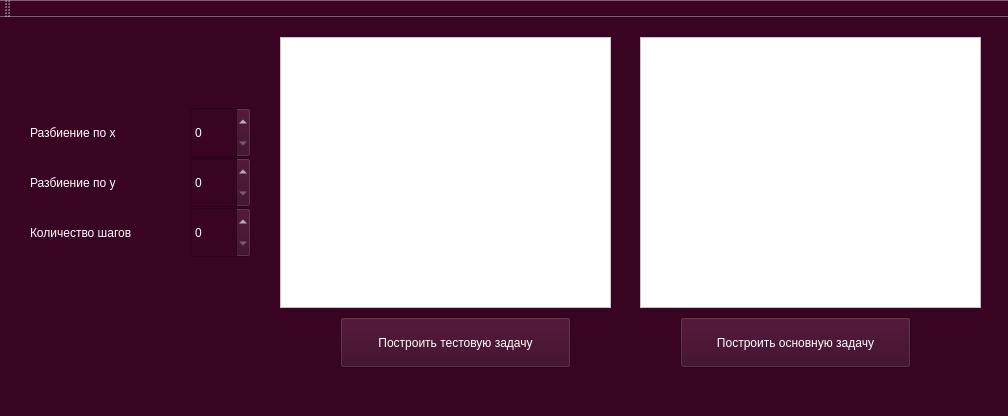
Above: Zeydal/mainwindow.ui from 381706-1Mityagina/Numerical-methods before the change. Below: the same form after it.
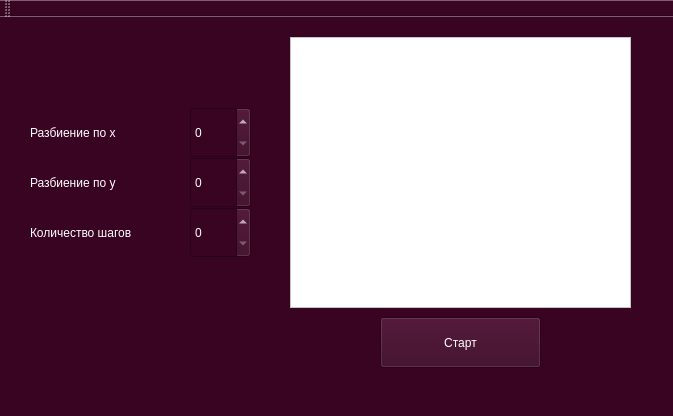
That is the form after the change.

Commit message: Less is more.

The edit to the form file:
```diff
--- a/Zeydal/mainwindow.ui
+++ b/Zeydal/mainwindow.ui
@@ -6,7 +6,7 @@
    <rect>
     <x>0</x>
     <y>0</y>
-    <width>1008</width>
+    <width>673</width>
     <height>416</height>
    </rect>
   </property>
@@ -1488,224 +1488,12 @@
      <number>100000</number>
     </property>
    </widget>
-   <widget class="QPushButton" name="pushButton">
-    <property name="geometry">
-     <rect>
-      <x>340</x>
-      <y>300</y>
-      <width>231</width>
-      <height>51</height>
-     </rect>
-    </property>
-    <property name="palette">
-     <palette>
-      <active>
-       <colorrole role="WindowText">
-        <brush brushstyle="SolidPattern">
-         <color alpha="255">
-          <red>255</red>
-          <green>255</green>
-          <blue>255</blue>
-         </color>
-        </brush>
-       </colorrole>
-       <colorrole role="Button">
-        <brush brushstyle="SolidPattern">
-         <color alpha="255">
-          <red>57</red>
-          <green>4</green>
-          <blue>34</blue>
-         </color>
-        </brush>
-       </colorrole>
-       <colorrole role="Text">
-        <brush brushstyle="SolidPattern">
-         <color alpha="255">
-          <red>255</red>
-          <green>255</green>
-          <blue>255</blue>
-         </color>
-        </brush>
-       </colorrole>
-       <colorrole role="ButtonText">
-        <brush brushstyle="SolidPattern">
-         <color alpha="255">
-          <red>255</red>
-          <green>255</green>
-          <blue>255</blue>
-         </color>
-        </brush>
-       </colorrole>
-       <colorrole role="Base">
-        <brush brushstyle="SolidPattern">
-         <color alpha="255">
-          <red>57</red>
-          <green>4</green>
-          <blue>34</blue>
-         </color>
-        </brush>
-       </colorrole>
-       <colorrole role="Window">
-        <brush brushstyle="SolidPattern">
-         <color alpha="255">
-          <red>57</red>
-          <green>4</green>
-          <blue>34</blue>
-         </color>
-        </brush>
-       </colorrole>
-       <colorrole role="ToolTipText">
-        <brush brushstyle="SolidPattern">
-         <color alpha="255">
-          <red>255</red>
-          <green>255</green>
-          <blue>255</blue>
-         </color>
-        </brush>
-       </colorrole>
-      </active>
-      <inactive>
-       <colorrole role="WindowText">
-        <brush brushstyle="SolidPattern">
-         <color alpha="255">
-          <red>255</red>
-          <green>255</green>
-          <blue>255</blue>
-         </color>
-        </brush>
-       </colorrole>
-       <colorrole role="Button">
-        <brush brushstyle="SolidPattern">
-         <color alpha="255">
-          <red>57</red>
-          <green>4</green>
-          <blue>34</blue>
-         </color>
-        </brush>
-       </colorrole>
-       <colorrole role="Text">
-        <brush brushstyle="SolidPattern">
-         <color alpha="255">
-          <red>255</red>
-          <green>255</green>
-          <blue>255</blue>
-         </color>
-        </brush>
-       </colorrole>
-       <colorrole role="ButtonText">
-        <brush brushstyle="SolidPattern">
-         <color alpha="255">
-          <red>255</red>
-          <green>255</green>
-          <blue>255</blue>
-         </color>
-        </brush>
-       </colorrole>
-       <colorrole role="Base">
-        <brush brushstyle="SolidPattern">
-         <color alpha="255">
-          <red>57</red>
-          <green>4</green>
-          <blue>34</blue>
-         </color>
-        </brush>
-       </colorrole>
-       <colorrole role="Window">
-        <brush brushstyle="SolidPattern">
-         <color alpha="255">
-          <red>57</red>
-          <green>4</green>
-          <blue>34</blue>
-         </color>
-        </brush>
-       </colorrole>
-       <colorrole role="ToolTipText">
-        <brush brushstyle="SolidPattern">
-         <color alpha="255">
-          <red>255</red>
-          <green>255</green>
-          <blue>255</blue>
-         </color>
-        </brush>
-       </colorrole>
-      </inactive>
-      <disabled>
-       <colorrole role="WindowText">
-        <brush brushstyle="SolidPattern">
-         <color alpha="255">
-          <red>190</red>
-          <green>190</green>
-          <blue>190</blue>
-         </color>
-        </brush>
-       </colorrole>
-       <colorrole role="Button">
-        <brush brushstyle="SolidPattern">
-         <color alpha="255">
-          <red>57</red>
-          <green>4</green>
-          <blue>34</blue>
-         </color>
-        </brush>
-       </colorrole>
-       <colorrole role="Text">
-        <brush brushstyle="SolidPattern">
-         <color alpha="255">
-          <red>190</red>
-          <green>190</green>
-          <blue>190</blue>
-         </color>
-        </brush>
-       </colorrole>
-       <colorrole role="ButtonText">
-        <brush brushstyle="SolidPattern">
-         <color alpha="255">
-          <red>190</red>
-          <green>190</green>
-          <blue>190</blue>
-         </color>
-        </brush>
-       </colorrole>
-       <colorrole role="Base">
-        <brush brushstyle="SolidPattern">
-         <color alpha="255">
-          <red>57</red>
-          <green>4</green>
-          <blue>34</blue>
-         </color>
-        </brush>
-       </colorrole>
-       <colorrole role="Window">
-        <brush brushstyle="SolidPattern">
-         <color alpha="255">
-          <red>57</red>
-          <green>4</green>
-          <blue>34</blue>
-         </color>
-        </brush>
-       </colorrole>
-       <colorrole role="ToolTipText">
-        <brush brushstyle="SolidPattern">
-         <color alpha="255">
-          <red>255</red>
-          <green>255</green>
-          <blue>255</blue>
-         </color>
-        </brush>
-       </colorrole>
-      </disabled>
-     </palette>
-    </property>
-    <property name="text">
-     <string>Построить тестовую задачу</string>
-    </property>
-   </widget>
    <widget class="QPushButton" name="pushButton_2">
     <property name="geometry">
      <rect>
-      <x>680</x>
+      <x>380</x>
       <y>300</y>
-      <width>231</width>
+      <width>161</width>
       <height>51</height>
      </rect>
     </property>
@@ -1909,26 +1697,13 @@
      </palette>
     </property>
     <property name="text">
-     <string>Построить основную задачу</string>
-    </property>
-   </widget>
-   <widget class="QTableView" name="tableView">
-    <property name="geometry">
-     <rect>
-      <x>280</x>
-      <y>20</y>
-      <width>331</width>
-      <height>271</height>
-     </rect>
-    </property>
-    <property name="styleSheet">
-     <string notr="true">background-color: rgb(255, 255, 255);</string>
+     <string>Старт</string>
     </property>
    </widget>
    <widget class="QTableView" name="tableView_2">
     <property name="geometry">
      <rect>
-      <x>640</x>
+      <x>290</x>
       <y>20</y>
       <width>341</width>
       <height>271</height>
```
Left out of the diff: 2 changed lines with no effect on the pictures. The commit also changes 1 other file.
